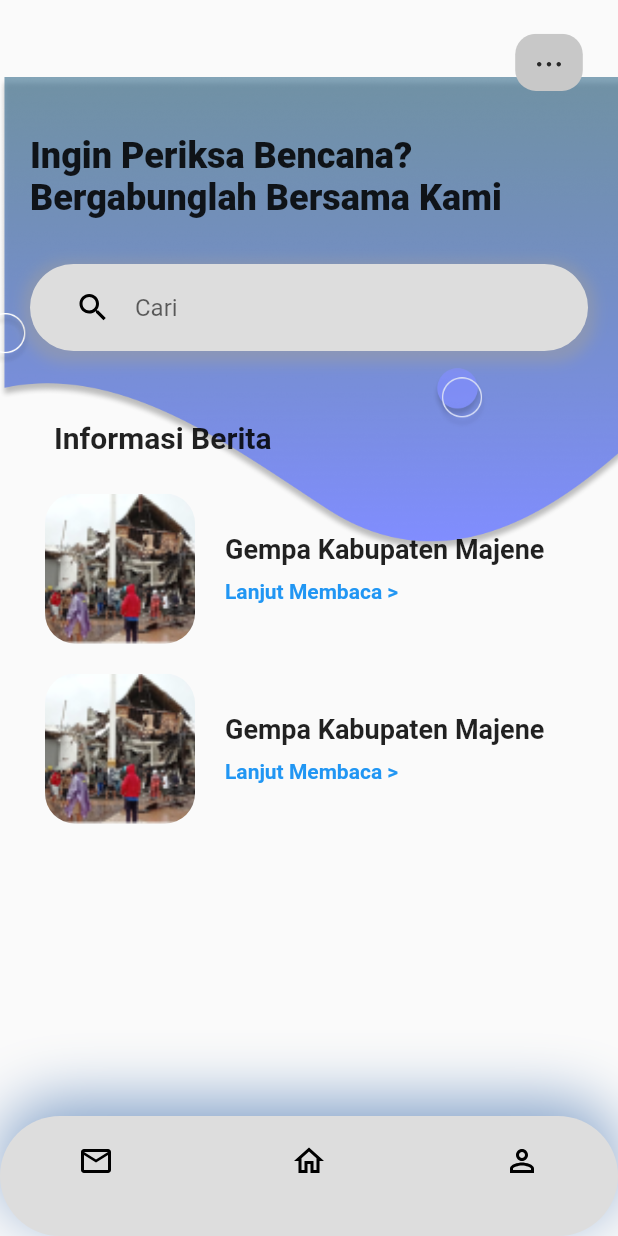
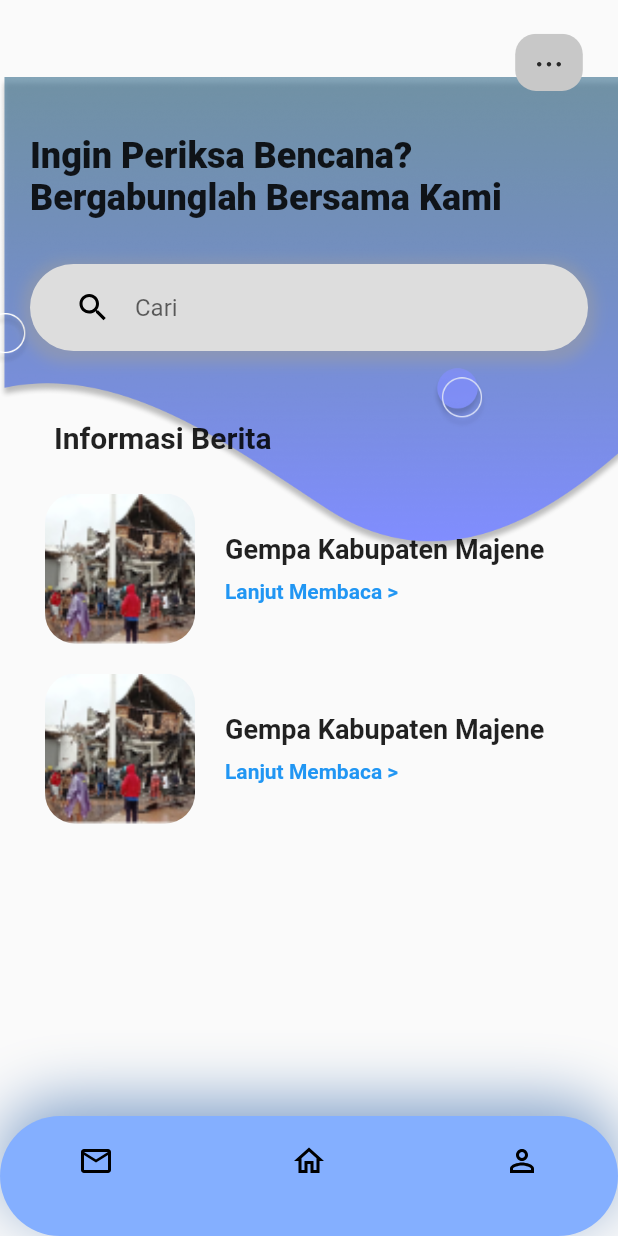
Before and after one commit to ihsanasfarii/Self-Safety-Report-Apps, a Flutter app: the beranda screen opened by its route, on a phone screen of 412 x 824 dp. Run offline on Flutter 3.47's test engine with Material 2 defaults, Android fonts, the phone set to English and light mode, and no system bars; our stand-ins replace flutter_svg.

Commit message:
Ganti warna navbar

```diff
--- a/lib/navbar.dart
+++ b/lib/navbar.dart
@@ -19,7 +19,7 @@ class MyBottomNavBar extends StatelessWidget {
       height: 80,
       decoration: BoxDecoration(
         borderRadius: BorderRadius.circular(40.0),
-        color: Color.fromARGB(255, 221, 221, 221),
+        color: Color.fromARGB(255, 132, 175, 255),
         boxShadow: [
           BoxShadow(
             offset: Offset(0, -10),
```
